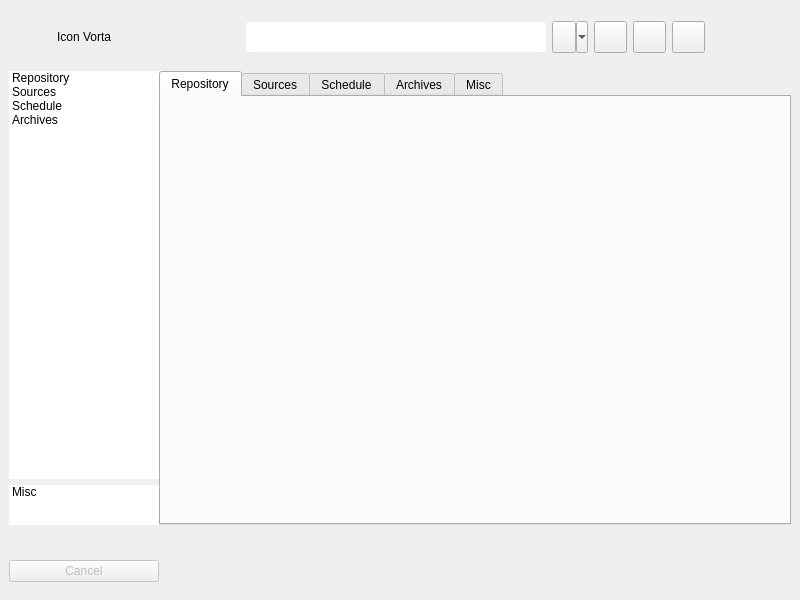
borgbase/vorta, file src/vorta/assets/UI/mainwindow.ui: the form before one commit.
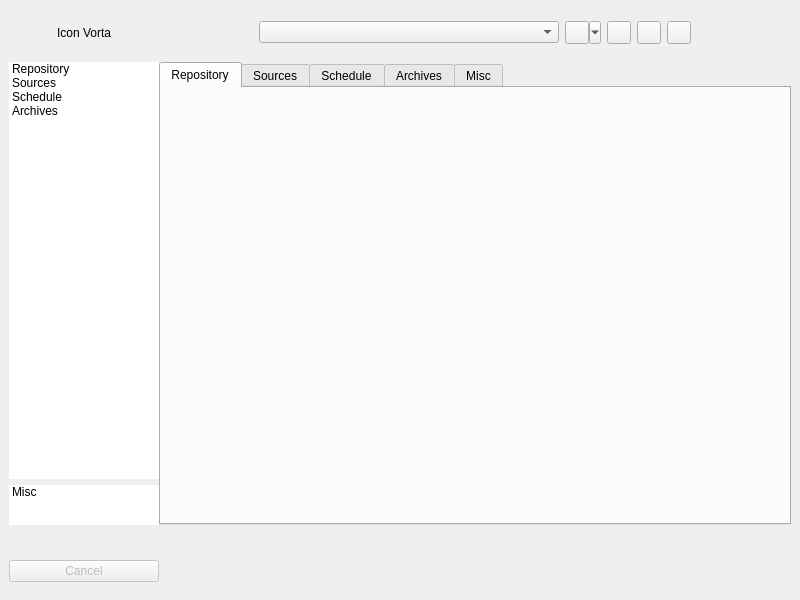
The form after the commit.

Commit message: Set flat design in separated file

What changed in the file:
```diff
--- a/src/vorta/assets/UI/mainwindow.ui
+++ b/src/vorta/assets/UI/mainwindow.ui
@@ -23,42 +23,7 @@
    <double>1.000000000000000</double>
   </property>
   <property name="styleSheet">
-   <string notr="true">QComboBox {
-    border: 0px solid gray;
-    border-radius: 3px;
-	min-height: 30px;
-}
-
-QComboBox:hover {
-    border: 1px solid gray;
-    border-radius: 4px;
-}
-
-QLineEdit {
-    border: 0px solid gray;
-    border-radius: 3px;
-	min-height: 30px;
-}
-
-QLineEdit:hover {
-    border: 1px solid darkgray;
-    border-radius: 4px;
-}
-
-QLineEdit:focus {
-    border: 1px solid gray;
-    border-radius: 4px;
-}
-
-QToolButton{
-	min-height: 25px;
-	min-width: 25px;
-}
-
-
-QComboBox::drop-down {border: 0px ; } 
-QToolButton {border-width: 0px; } 
-</string>
+   <string notr="true"/>
   </property>
   <widget class="QWidget" name="centralwidget">
    <layout class="QGridLayout" name="gridLayout_2" columnstretch="1,0,0">
@@ -226,7 +191,7 @@
         <property name="minimumSize">
          <size>
           <width>300</width>
-          <height>30</height>
+          <height>0</height>
          </size>
         </property>
        </widget>
```
The commit also changes 4 other files.
